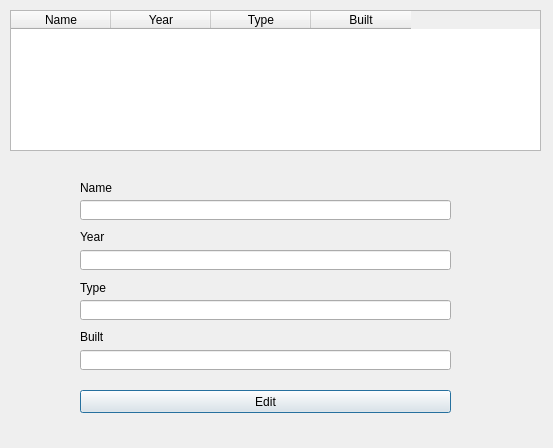
First picture: the form in EndurvinnslustöðATeam/Skil3/Ui/editcomputer.ui, repository trunti/verklegtn-m, before the edit.
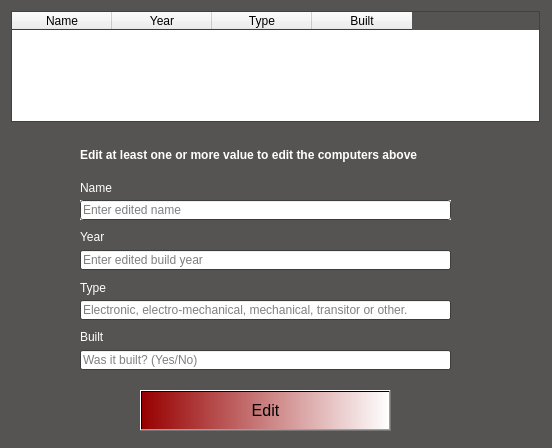
Second picture: the form after the edit.

Patch:
```diff
--- a/EndurvinnslustöðATeam/Skil3/Ui/editcomputer.ui
+++ b/EndurvinnslustöðATeam/Skil3/Ui/editcomputer.ui
@@ -6,10 +6,74 @@
    <rect>
     <x>0</x>
     <y>0</y>
-    <width>553</width>
+    <width>552</width>
     <height>448</height>
    </rect>
   </property>
+  <property name="palette">
+   <palette>
+    <active>
+     <colorrole role="Base">
+      <brush brushstyle="SolidPattern">
+       <color alpha="255">
+        <red>255</red>
+        <green>255</green>
+        <blue>255</blue>
+       </color>
+      </brush>
+     </colorrole>
+     <colorrole role="Window">
+      <brush brushstyle="SolidPattern">
+       <color alpha="255">
+        <red>85</red>
+        <green>84</green>
+        <blue>82</blue>
+       </color>
+      </brush>
+     </colorrole>
+    </active>
+    <inactive>
+     <colorrole role="Base">
+      <brush brushstyle="SolidPattern">
+       <color alpha="255">
+        <red>255</red>
+        <green>255</green>
+        <blue>255</blue>
+       </color>
+      </brush>
+     </colorrole>
+     <colorrole role="Window">
+      <brush brushstyle="SolidPattern">
+       <color alpha="255">
+        <red>85</red>
+        <green>84</green>
+        <blue>82</blue>
+       </color>
+      </brush>
+     </colorrole>
+    </inactive>
+    <disabled>
+     <colorrole role="Base">
+      <brush brushstyle="SolidPattern">
+       <color alpha="255">
+        <red>85</red>
+        <green>84</green>
+        <blue>82</blue>
+       </color>
+      </brush>
+     </colorrole>
+     <colorrole role="Window">
+      <brush brushstyle="SolidPattern">
+       <color alpha="255">
+        <red>85</red>
+        <green>84</green>
+        <blue>82</blue>
+       </color>
+      </brush>
+     </colorrole>
+    </disabled>
+   </palette>
+  </property>
   <property name="windowTitle">
    <string>Dialog</string>
   </property>
@@ -36,7 +100,7 @@
     </rect>
    </property>
    <property name="text">
-    <string>Built</string>
+    <string>&lt;html&gt;&lt;head/&gt;&lt;body&gt;&lt;p&gt;&lt;span style=&quot; color:#ffffff;&quot;&gt;Built&lt;/span&gt;&lt;/p&gt;&lt;/body&gt;&lt;/html&gt;</string>
    </property>
   </widget>
   <widget class="QLineEdit" name="input_wasbuilt">
@@ -51,6 +115,9 @@
    <property name="text">
     <string/>
    </property>
+   <property name="placeholderText">
+    <string>Was it built? (Yes/No)</string>
+   </property>
   </widget>
   <widget class="QLabel" name="error_year">
    <property name="geometry">
@@ -74,9 +141,15 @@
      <height>20</height>
     </rect>
    </property>
+   <property name="autoFillBackground">
+    <bool>true</bool>
+   </property>
    <property name="text">
     <string/>
    </property>
+   <property name="placeholderText">
+    <string>Enter edited name</string>
+   </property>
   </widget>
   <widget class="QLabel" name="label_3">
    <property name="geometry">
@@ -88,7 +161,7 @@
     </rect>
    </property>
    <property name="text">
-    <string>Year</string>
+    <string>&lt;html&gt;&lt;head/&gt;&lt;body&gt;&lt;p&gt;&lt;span style=&quot; color:#ffffff;&quot;&gt;Year&lt;/span&gt;&lt;/p&gt;&lt;/body&gt;&lt;/html&gt;</string>
    </property>
   </widget>
   <widget class="QLabel" name="error_built">
@@ -114,7 +187,7 @@
     </rect>
    </property>
    <property name="text">
-    <string>Type</string>
+    <string>&lt;html&gt;&lt;head/&gt;&lt;body&gt;&lt;p&gt;&lt;span style=&quot; color:#ffffff;&quot;&gt;Type&lt;/span&gt;&lt;/p&gt;&lt;/body&gt;&lt;/html&gt;</string>
    </property>
   </widget>
   <widget class="QLineEdit" name="input_year">
@@ -129,6 +202,9 @@
    <property name="text">
     <string/>
    </property>
+   <property name="placeholderText">
+    <string>Enter edited build year</string>
+   </property>
   </widget>
   <widget class="QLabel" name="error_type">
    <property name="geometry">
@@ -155,66 +231,32 @@
    <property name="text">
     <string/>
    </property>
+   <property name="placeholderText">
+    <string>Electronic, electro-mechanical, mechanical, transitor or other.</string>
+   </property>
   </widget>
   <widget class="QPushButton" name="Button_edit">
    <property name="geometry">
     <rect>
-     <x>80</x>
+     <x>140</x>
      <y>390</y>
-     <width>371</width>
-     <height>23</height>
+     <width>251</width>
+     <height>41</height>
     </rect>
    </property>
+   <property name="font">
+    <font>
+     <pointsize>12</pointsize>
+    </font>
+   </property>
+   <property name="styleSheet">
+    <string notr="true">background-color: qlineargradient(spread:pad, x1:0, y1:0, x2:1, y2:0, stop:0 rgba(151, 0, 0, 255), stop:1 rgba(255, 255, 255, 255));
+</string>
+   </property>
    <property name="text">
     <string>Edit</string>
    </property>
   </widget>
-  <widget class="QWidget" name="layoutWidget">
-   <property name="geometry">
-    <rect>
-     <x>10</x>
-     <y>10</y>
-     <width>531</width>
-     <height>141</height>
-    </rect>
-   </property>
-   <layout class="QVBoxLayout" name="verticalLayout_2">
-    <item>
-     <layout class="QVBoxLayout" name="verticalLayout">
-      <item>
-       <layout class="QHBoxLayout" name="horizontalLayout_2"/>
-      </item>
-     </layout>
-    </item>
-    <item>
-     <widget class="QTableWidget" name="table_computer">
-      <property name="enabled">
-       <bool>true</bool>
-      </property>
-      <column>
-       <property name="text">
-        <string>Name</string>
-       </property>
-      </column>
-      <column>
-       <property name="text">
-        <string>Year</string>
-       </property>
-      </column>
-      <column>
-       <property name="text">
-        <string>Type</string>
-       </property>
-      </column>
-      <column>
-       <property name="text">
-        <string>Built</string>
-       </property>
-      </column>
-     </widget>
-    </item>
-   </layout>
-  </widget>
   <widget class="QLabel" name="label_2">
    <property name="geometry">
     <rect>
@@ -225,9 +267,55 @@
     </rect>
    </property>
    <property name="text">
-    <string>Name</string>
+    <string>&lt;html&gt;&lt;head/&gt;&lt;body&gt;&lt;p&gt;&lt;span style=&quot; color:#ffffff;&quot;&gt;Name&lt;/span&gt;&lt;/p&gt;&lt;/body&gt;&lt;/html&gt;</string>
    </property>
   </widget>
+  <widget class="QLabel" name="label">
+   <property name="geometry">
+    <rect>
+     <x>80</x>
+     <y>140</y>
+     <width>371</width>
+     <height>31</height>
+    </rect>
+   </property>
+   <property name="text">
+    <string>&lt;html&gt;&lt;head/&gt;&lt;body&gt;&lt;p&gt;&lt;span style=&quot; font-weight:600; color:#ffffff;&quot;&gt;Edit at least one or more value to edit the computers above&lt;/span&gt;&lt;/p&gt;&lt;/body&gt;&lt;/html&gt;</string>
+   </property>
+  </widget>
+  <widget class="QTableWidget" name="table_computer">
+   <property name="enabled">
+    <bool>true</bool>
+   </property>
+   <property name="geometry">
+    <rect>
+     <x>11</x>
+     <y>11</y>
+     <width>529</width>
+     <height>111</height>
+    </rect>
+   </property>
+   <column>
+    <property name="text">
+     <string>Name</string>
+    </property>
+   </column>
+   <column>
+    <property name="text">
+     <string>Year</string>
+    </property>
+   </column>
+   <column>
+    <property name="text">
+     <string>Type</string>
+    </property>
+   </column>
+   <column>
+    <property name="text">
+     <string>Built</string>
+    </property>
+   </column>
+  </widget>
  </widget>
  <resources/>
  <connections/>
```
